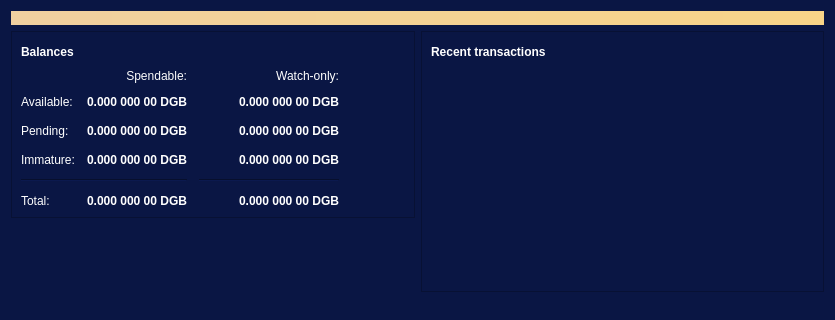
Qt form src/qt/forms/overviewpage.ui (digibyte/digibyte) before a commit; both pictures show x 0 to 835 and y 0 to 320 of the 835 by 564 pixel window.
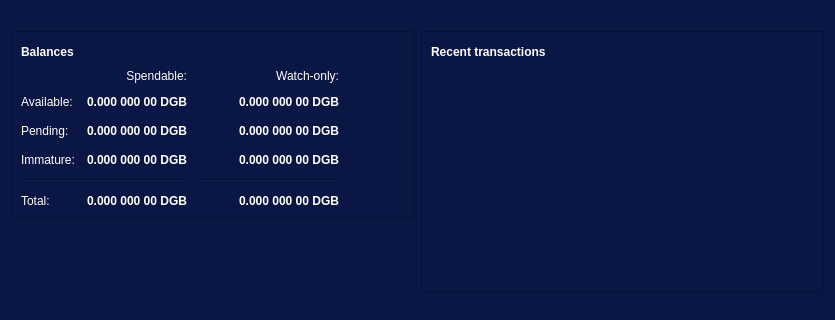
The same form after that commit. Icons and pictures are not drawn.

What changed in the file:
```diff
--- a/src/qt/forms/overviewpage.ui
+++ b/src/qt/forms/overviewpage.ui
@@ -26,7 +26,7 @@
       <bool>false</bool>
      </property>
      <property name="styleSheet">
-      <string notr="true">QLabel { background-color: qlineargradient(x1: 0, y1: 0, x2: 1, y2: 0, stop:0 #F0D0A0, stop:1 #F8D488); color:#000000; }</string>
+      <string notr="true">QLabel { background-color: rgb(10, 22, 68); }</string>
      </property>
      <property name="wordWrap">
       <bool>true</bool>
```
